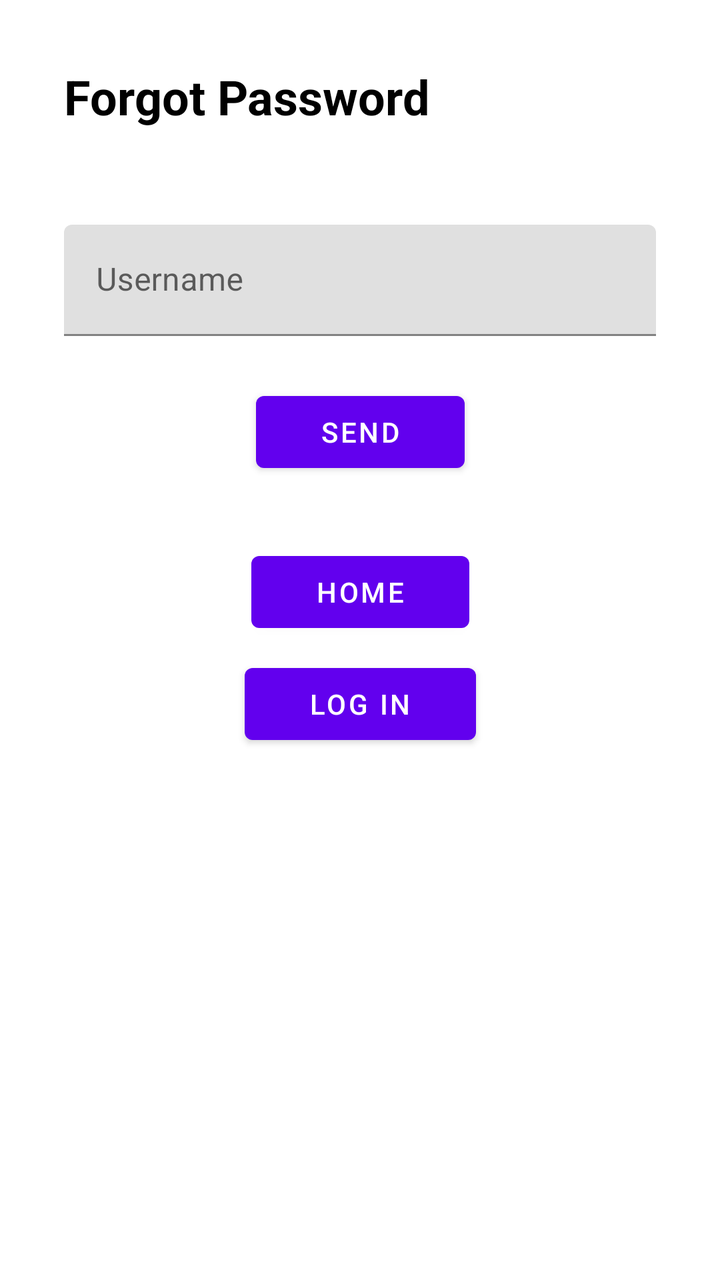
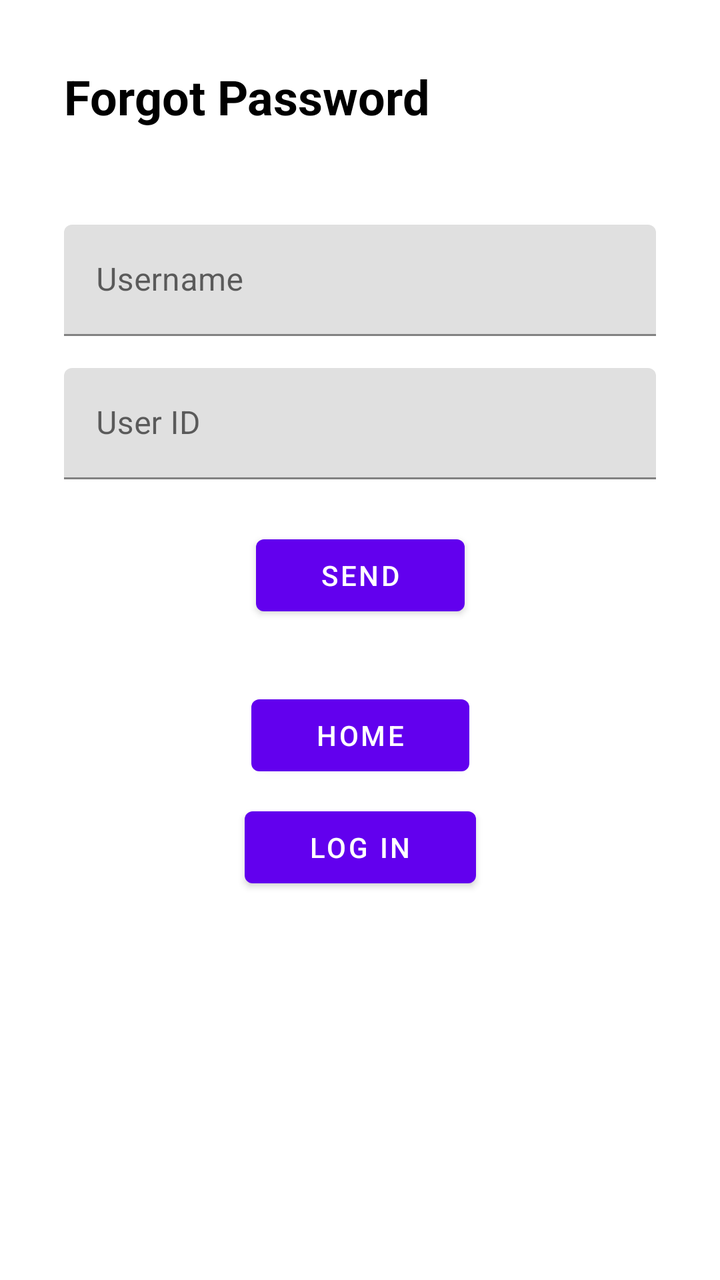

An Android layout rendered at two revisions. The XML below is the earlier revision; the diff shows what the commit changed to produce the second picture.
<!-- AndroidManifest.xml: application theme Theme.HarmonieBudget -->
<!-- res/layout/activity_forgot_password.xml -->
<?xml version="1.0" encoding="utf-8"?>
<ScrollView
    xmlns:android="http://schemas.android.com/apk/res/android"
    xmlns:app="http://schemas.android.com/apk/res-auto"
    android:layout_width="match_parent"
    android:layout_height="match_parent"
    android:fillViewport="true">

    <androidx.constraintlayout.widget.ConstraintLayout
        android:layout_width="match_parent"
        android:layout_height="wrap_content"
        android:padding="32dp"
        android:background="@color/white">

        
        <TextView
            android:id="@+id/tv_forgot_password_title"
            android:layout_width="wrap_content"
            android:layout_height="wrap_content"
            android:text="@string/forgot_password_title"
            android:textSize="24sp"
            android:textStyle="bold"
            app:layout_constraintTop_toTopOf="parent"
            app:layout_constraintStart_toStartOf="parent" />

        
        <com.google.android.material.textfield.TextInputLayout
            android:id="@+id/til_username"
            android:layout_width="0dp"
            android:layout_height="wrap_content"
            android:layout_marginTop="48dp"
            app:layout_constraintTop_toBottomOf="@id/tv_forgot_password_title"
            app:layout_constraintStart_toStartOf="parent"
            app:layout_constraintEnd_toEndOf="parent">

            <com.google.android.material.textfield.TextInputEditText
                android:id="@+id/et_username"
                android:layout_width="match_parent"
                android:layout_height="wrap_content"
                android:hint="@string/username_hint"
                android:textColor="@android:color/black" />
        </com.google.android.material.textfield.TextInputLayout>

        
        <Button
            android:id="@+id/btn_send"
            android:layout_width="wrap_content"
            android:layout_height="wrap_content"
            android:text="@string/send_button"
            android:minHeight="48dp"
            android:paddingStart="32dp"
            android:paddingEnd="32dp"
            android:layout_marginTop="24dp"
            app:layout_constraintTop_toBottomOf="@id/til_username"
            app:layout_constraintStart_toStartOf="parent"
            app:layout_constraintEnd_toEndOf="parent" />

        
        <TextView
            android:id="@+id/tv_new_password_title"
            android:layout_width="wrap_content"
            android:layout_height="wrap_content"
            android:text="@string/new_password_title"
            android:textSize="18sp"
            android:textStyle="bold"
            android:visibility="gone"
            app:layout_constraintTop_toBottomOf="@id/btn_send"
            app:layout_constraintStart_toStartOf="parent"
            app:layout_constraintEnd_toEndOf="parent" />

        
        <androidx.constraintlayout.widget.ConstraintLayout
            android:id="@+id/layout_new_password"
            android:layout_width="0dp"
            android:layout_height="wrap_content"
            android:visibility="gone"
            app:layout_constraintTop_toBottomOf="@id/tv_new_password_title"
            app:layout_constraintStart_toStartOf="parent"
            app:layout_constraintEnd_toEndOf="parent">

            
            <com.google.android.material.textfield.TextInputLayout
                android:id="@+id/til_new_password"
                android:layout_width="0dp"
                android:layout_height="wrap_content"
                android:layout_marginTop="16dp"
                app:layout_constraintTop_toTopOf="parent"
                app:layout_constraintStart_toStartOf="parent"
                app:layout_constraintEnd_toEndOf="parent">

                <com.google.android.material.textfield.TextInputEditText
                    android:id="@+id/et_new_password"
                    android:layout_width="match_parent"
                    android:layout_height="wrap_content"
                    android:hint="@string/password_hint"
                    android:inputType="textPassword"
                    android:textColor="@android:color/black" />
            </com.google.android.material.textfield.TextInputLayout>

            
            <com.google.android.material.textfield.TextInputLayout
                android:id="@+id/til_confirm_new_password"
                android:layout_width="0dp"
                android:layout_height="wrap_content"
                android:layout_marginTop="16dp"
                app:layout_constraintTop_toBottomOf="@id/til_new_password"
                app:layout_constraintStart_toStartOf="parent"
                app:layout_constraintEnd_toEndOf="parent">

                <com.google.android.material.textfield.TextInputEditText
                    android:id="@+id/et_confirm_new_password"
                    android:layout_width="match_parent"
                    android:layout_height="wrap_content"
                    android:hint="@string/confirm_password_hint"
                    android:inputType="textPassword"
                    android:textColor="@android:color/black" />
            </com.google.android.material.textfield.TextInputLayout>

            
            <Button
                android:id="@+id/btn_change_password"
                android:layout_width="wrap_content"
                android:layout_height="wrap_content"
                android:text="@string/change_password"
                android:minHeight="48dp"
                android:paddingStart="32dp"
                android:paddingEnd="32dp"
                android:layout_marginTop="24dp"
                app:layout_constraintTop_toBottomOf="@id/til_confirm_new_password"
                app:layout_constraintStart_toStartOf="parent"
                app:layout_constraintEnd_toEndOf="parent" />

        </androidx.constraintlayout.widget.ConstraintLayout>

        
        <Button
            android:id="@+id/btn_home"
            android:layout_width="wrap_content"
            android:layout_height="wrap_content"
            android:text="@string/home_button"
            android:minHeight="48dp"
            android:paddingStart="32dp"
            android:paddingEnd="32dp"
            android:layout_marginTop="32dp"
            app:layout_constraintTop_toBottomOf="@id/layout_new_password"
            app:layout_constraintStart_toStartOf="parent"
            app:layout_constraintEnd_toEndOf="parent" />

        
        <Button
            android:id="@+id/btn_log_in"
            android:layout_width="wrap_content"
            android:layout_height="wrap_content"
            android:text="@string/log_in_button"
            android:minHeight="48dp"
            android:paddingStart="32dp"
            android:paddingEnd="32dp"
            android:layout_marginTop="8dp"
            app:layout_constraintTop_toBottomOf="@id/btn_home"
            app:layout_constraintStart_toStartOf="parent"
            app:layout_constraintEnd_toEndOf="parent" />

    </androidx.constraintlayout.widget.ConstraintLayout>
</ScrollView>
<!-- resources referenced by this layout -->
<resources>
  <color name="white">#FFFFFFFF</color>
  <string name="change_password">Change Password</string>
  <string name="confirm_password_hint">Confirm Password</string>
  <string name="forgot_password_title">Forgot Password</string>
  <string name="home_button">Home</string>
  <string name="log_in_button">Log In</string>
  <string name="new_password_title">New Password</string>
  <string name="password_hint">Password</string>
  <string name="send_button">Send</string>
  <string name="username_hint">Username</string>
  <style name="Theme.HarmonieBudget" parent="Theme.MaterialComponents.DayNight.NoActionBar">
  
          
          <item name="colorPrimary">@color/purple_500</item>
  
          
          <item name="colorPrimaryVariant">@color/purple_700</item>
  
          
          <item name="colorSecondary">@color/teal_200</item>
  
          
          <item name="android:windowBackground">@color/white</item>
  
          
          <item name="android:textColor">@android:color/black</item>
  
      </style>
  <color name="purple_500">#FF6200EE</color>
  <color name="purple_700">#FF3700B3</color>
  <color name="teal_200">#FF03DAC5</color>
</resources>

<!-- the commit's change to res/layout/activity_forgot_password.xml (unified diff, before → after) -->
@@ -1,164 +1,165 @@
 <?xml version="1.0" encoding="utf-8"?>
-<ScrollView
+<androidx.constraintlayout.widget.ConstraintLayout
     xmlns:android="http://schemas.android.com/apk/res/android"
     xmlns:app="http://schemas.android.com/apk/res-auto"
     android:layout_width="match_parent"
     android:layout_height="match_parent"
-    android:fillViewport="true">
+    android:padding="32dp"
+    android:background="@color/white">
+
+    <TextView
+        android:id="@+id/tv_forgot_password_title"
+        android:layout_width="wrap_content"
+        android:layout_height="wrap_content"
+        android:text="@string/forgot_password_title"
+        android:textSize="24sp"
+        android:textStyle="bold"
+        app:layout_constraintTop_toTopOf="parent"
+        app:layout_constraintStart_toStartOf="parent" />
+
+    <com.google.android.material.textfield.TextInputLayout
+        android:id="@+id/til_username"
+        android:layout_width="0dp"
+        android:layout_height="wrap_content"
+        android:layout_marginTop="48dp"
+        app:layout_constraintTop_toBottomOf="@id/tv_forgot_password_title"
+        app:layout_constraintStart_toStartOf="parent"
+        app:layout_constraintEnd_toEndOf="parent">
+
+        <com.google.android.material.textfield.TextInputEditText
+            android:id="@+id/et_username"
+            android:layout_width="match_parent"
+            android:layout_height="wrap_content"
+            android:hint="@string/username_hint"
+            android:textColor="@android:color/black" />
+    </com.google.android.material.textfield.TextInputLayout>
+
+    <com.google.android.material.textfield.TextInputLayout
+        android:id="@+id/til_user_id"
+        android:layout_width="0dp"
+        android:layout_height="wrap_content"
+        android:layout_marginTop="16dp"
+        app:layout_constraintTop_toBottomOf="@id/til_username"
+        app:layout_constraintStart_toStartOf="parent"
+        app:layout_constraintEnd_toEndOf="parent">
+
+        <com.google.android.material.textfield.TextInputEditText
+            android:id="@+id/et_user_id"
+            android:layout_width="match_parent"
+            android:layout_height="wrap_content"
+            android:hint="@string/user_id_hint"
+            android:textColor="@android:color/black" />
+    </com.google.android.material.textfield.TextInputLayout>
+
+    <Button
+        android:id="@+id/btn_send"
+        android:layout_width="wrap_content"
+        android:layout_height="wrap_content"
+        android:text="@string/send_button"
+        android:minHeight="48dp"
+        android:paddingStart="32dp"
+        android:paddingEnd="32dp"
+        android:layout_marginTop="24dp"
+        app:layout_constraintTop_toBottomOf="@id/til_user_id"
+        app:layout_constraintStart_toStartOf="parent"
+        app:layout_constraintEnd_toEndOf="parent" />
+
+    <TextView
+        android:id="@+id/tv_new_password_title"
+        android:layout_width="wrap_content"
+        android:layout_height="wrap_content"
+        android:text="@string/new_password_title"
+        android:textSize="18sp"
+        android:textStyle="bold"
+        android:visibility="gone"
+        app:layout_constraintTop_toBottomOf="@id/btn_send"
+        app:layout_constraintStart_toStartOf="parent"
+        app:layout_constraintEnd_toEndOf="parent" />
 
     <androidx.constraintlayout.widget.ConstraintLayout
-        android:layout_width="match_parent"
+        android:id="@+id/layout_new_password"
+        android:layout_width="0dp"
         android:layout_height="wrap_content"
-        android:padding="32dp"
-        android:background="@color/white">
+        android:visibility="gone"
+        app:layout_constraintTop_toBottomOf="@id/tv_new_password_title"
+        app:layout_constraintStart_toStartOf="parent"
+        app:layout_constraintEnd_toEndOf="parent">
 
-        
-        <TextView
-            android:id="@+id/tv_forgot_password_title"
-            android:layout_width="wrap_content"
-            android:layout_height="wrap_content"
-            android:text="@string/forgot_password_title"
-            android:textSize="24sp"
-            android:textStyle="bold"
-            app:layout_constraintTop_toTopOf="parent"
-            app:layout_constraintStart_toStartOf="parent" />
-
-        
         <com.google.android.material.textfield.TextInputLayout
-            android:id="@+id/til_username"
+            android:id="@+id/til_new_password"
             android:layout_width="0dp"
             android:layout_height="wrap_content"
-            android:layout_marginTop="48dp"
-            app:layout_constraintTop_toBottomOf="@id/tv_forgot_password_title"
+            android:layout_marginTop="16dp"
+            app:layout_constraintTop_toTopOf="parent"
             app:layout_constraintStart_toStartOf="parent"
             app:layout_constraintEnd_toEndOf="parent">
 
             <com.google.android.material.textfield.TextInputEditText
-                android:id="@+id/et_username"
+                android:id="@+id/et_new_password"
                 android:layout_width="match_parent"
                 android:layout_height="wrap_content"
-                android:hint="@string/username_hint"
+                android:hint="@string/password_hint"
+                android:inputType="textPassword"
                 android:textColor="@android:color/black" />
         </com.google.android.material.textfield.TextInputLayout>
 
-        
+        <com.google.android.material.textfield.TextInputLayout
+            android:id="@+id/til_confirm_new_password"
+            android:layout_width="0dp"
+            android:layout_height="wrap_content"
+            android:layout_marginTop="16dp"
+            app:layout_constraintTop_toBottomOf="@id/til_new_password"
+            app:layout_constraintStart_toStartOf="parent"
+            app:layout_constraintEnd_toEndOf="parent">
+
+            <com.google.android.material.textfield.TextInputEditText
+                android:id="@+id/et_confirm_new_password"
+                android:layout_width="match_parent"
+                android:layout_height="wrap_content"
+                android:hint="@string/confirm_password_hint"
+                android:inputType="textPassword"
+                android:textColor="@android:color/black" />
+        </com.google.android.material.textfield.TextInputLayout>
+
         <Button
-            android:id="@+id/btn_send"
+            android:id="@+id/btn_change_password"
             android:layout_width="wrap_content"
             android:layout_height="wrap_content"
-            android:text="@string/send_button"
+            android:text="@string/change_password"
             android:minHeight="48dp"
             android:paddingStart="32dp"
             android:paddingEnd="32dp"
             android:layout_marginTop="24dp"
-            app:layout_constraintTop_toBottomOf="@id/til_username"
-            app:layout_constraintStart_toStartOf="parent"
-            app:layout_constraintEnd_toEndOf="parent" />
-
-        
-        <TextView
-            android:id="@+id/tv_new_password_title"
-            android:layout_width="wrap_content"
-            android:layout_height="wrap_content"
-            android:text="@string/new_password_title"
-            android:textSize="18sp"
-            android:textStyle="bold"
-            android:visibility="gone"
-            app:layout_constraintTop_toBottomOf="@id/btn_send"
-            app:layout_constraintStart_toStartOf="parent"
-            app:layout_constraintEnd_toEndOf="parent" />
-
-        
-        <androidx.constraintlayout.widget.ConstraintLayout
-            android:id="@+id/layout_new_password"
-            android:layout_width="0dp"
-            android:layout_height="wrap_content"
-            android:visibility="gone"
-            app:layout_constraintTop_toBottomOf="@id/tv_new_password_title"
-            app:layout_constraintStart_toStartOf="parent"
-            app:layout_constraintEnd_toEndOf="parent">
-
-            
-            <com.google.android.material.textfield.TextInputLayout
-                android:id="@+id/til_new_password"
-                android:layout_width="0dp"
-                android:layout_height="wrap_content"
-                android:layout_marginTop="16dp"
-                app:layout_constraintTop_toTopOf="parent"
-                app:layout_constraintStart_toStartOf="parent"
-                app:layout_constraintEnd_toEndOf="parent">
-
-                <com.google.android.material.textfield.TextInputEditText
-                    android:id="@+id/et_new_password"
-                    android:layout_width="match_parent"
-                    android:layout_height="wrap_content"
-                    android:hint="@string/password_hint"
-                    android:inputType="textPassword"
-                    android:textColor="@android:color/black" />
-            </com.google.android.material.textfield.TextInputLayout>
-
-            
-            <com.google.android.material.textfield.TextInputLayout
-                android:id="@+id/til_confirm_new_password"
-                android:layout_width="0dp"
-                android:layout_height="wrap_content"
-                android:layout_marginTop="16dp"
-                app:layout_constraintTop_toBottomOf="@id/til_new_password"
-                app:layout_constraintStart_toStartOf="parent"
-                app:layout_constraintEnd_toEndOf="parent">
-
-                <com.google.android.material.textfield.TextInputEditText
-                    android:id="@+id/et_confirm_new_password"
-                    android:layout_width="match_parent"
-                    android:layout_height="wrap_content"
-                    android:hint="@string/confirm_password_hint"
-                    android:inputType="textPassword"
-                    android:textColor="@android:color/black" />
-            </com.google.android.material.textfield.TextInputLayout>
-
-            
-            <Button
-                android:id="@+id/btn_change_password"
-                android:layout_width="wrap_content"
-                android:layout_height="wrap_content"
-                android:text="@string/change_password"
-                android:minHeight="48dp"
-                android:paddingStart="32dp"
-                android:paddingEnd="32dp"
-                android:layout_marginTop="24dp"
-                app:layout_constraintTop_toBottomOf="@id/til_confirm_new_password"
-                app:layout_constraintStart_toStartOf="parent"
-                app:layout_constraintEnd_toEndOf="parent" />
-
-        </androidx.constraintlayout.widget.ConstraintLayout>
-
-        
-        <Button
-            android:id="@+id/btn_home"
-            android:layout_width="wrap_content"
-            android:layout_height="wrap_content"
-            android:text="@string/home_button"
-            android:minHeight="48dp"
-            android:paddingStart="32dp"
-            android:paddingEnd="32dp"
-            android:layout_marginTop="32dp"
-            app:layout_constraintTop_toBottomOf="@id/layout_new_password"
-            app:layout_constraintStart_toStartOf="parent"
-            app:layout_constraintEnd_toEndOf="parent" />
-
-        
-        <Button
-            android:id="@+id/btn_log_in"
-            android:layout_width="wrap_content"
-            android:layout_height="wrap_content"
-            android:text="@string/log_in_button"
-            android:minHeight="48dp"
-            android:paddingStart="32dp"
-            android:paddingEnd="32dp"
-            android:layout_marginTop="8dp"
-            app:layout_constraintTop_toBottomOf="@id/btn_home"
+            app:layout_constraintTop_toBottomOf="@id/til_confirm_new_password"
             app:layout_constraintStart_toStartOf="parent"
             app:layout_constraintEnd_toEndOf="parent" />
 
     </androidx.constraintlayout.widget.ConstraintLayout>
-</ScrollView>
+
+    <Button
+        android:id="@+id/btn_home"
+        android:layout_width="wrap_content"
+        android:layout_height="wrap_content"
+        android:text="@string/home_button"
+        android:minHeight="48dp"
+        android:paddingStart="32dp"
+        android:paddingEnd="32dp"
+        android:layout_marginTop="32dp"
+        app:layout_constraintTop_toBottomOf="@id/layout_new_password"
+        app:layout_constraintStart_toStartOf="parent"
+        app:layout_constraintEnd_toEndOf="parent" />
+
+    <Button
+        android:id="@+id/btn_log_in"
+        android:layout_width="wrap_content"
+        android:layout_height="wrap_content"
+        android:text="@string/log_in_button"
+        android:minHeight="48dp"
+        android:paddingStart="32dp"
+        android:paddingEnd="32dp"
+        android:layout_marginTop="8dp"
+        app:layout_constraintTop_toBottomOf="@id/btn_home"
+        app:layout_constraintStart_toStartOf="parent"
+        app:layout_constraintEnd_toEndOf="parent" />
+
+</androidx.constraintlayout.widget.ConstraintLayout>
<!-- resource entries referenced after the edit -->
@@ -9,6 +9,7 @@
   <string name="new_password_title">New Password</string>
   <string name="password_hint">Password</string>
   <string name="send_button">Send</string>
+  <string name="user_id_hint">User ID</string>
   <string name="username_hint">Username</string>
   <style name="Theme.HarmonieBudget" parent="Theme.MaterialComponents.DayNight.NoActionBar">
   
